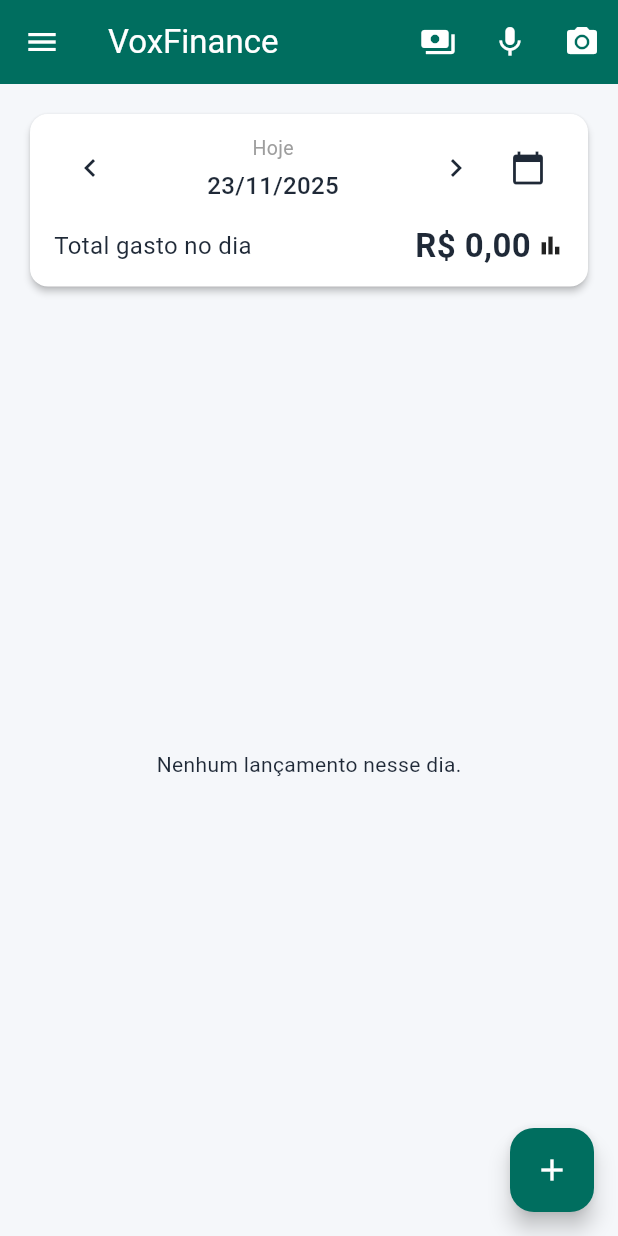
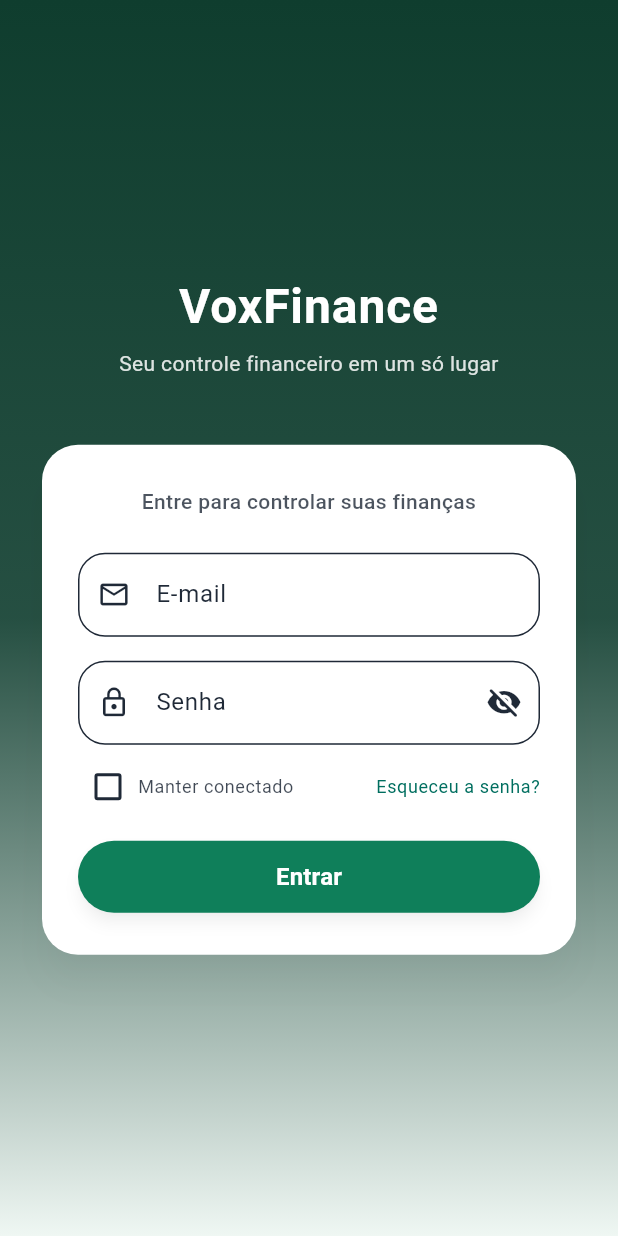
Before and after one commit to geanlima/vox-finance, a Flutter app: the screen it shows after launch, on a phone screen of 412 x 824 dp. Run offline on Flutter 3.47's test engine with Material 3 defaults, Android fonts, the phone set to English and light mode, and no system bars; our stand-ins replace fl_chart, flutter_local_notifications, image_picker, shared_preferences, speech_to_text, sqflite; missing offline and left inert: google_mlkit_text_recognition; accounts and stored records are empty.

Commit message:
Commit tela de login

```diff
--- a/lib/main.dart
+++ b/lib/main.dart
@@ -2,8 +2,8 @@
 import 'package:intl/date_symbol_data_local.dart';
 
 import 'package:vox_finance/ui/core/theme/app_theme.dart';
+import 'package:vox_finance/ui/pages/auth/login_page.dart'; // 👈 IMPORTANTE
 import 'package:vox_finance/ui/pages/cartao/cartao_credito_page.dart';
-
 import 'package:vox_finance/ui/pages/home/home_page.dart';
 import 'package:vox_finance/ui/pages/contas_pagar/contas_pagar_page.dart';
 import 'package:vox_finance/ui/pages/grafico/graficos_page.dart';
@@ -34,19 +34,15 @@
         scrollbars: false,
       ),
 
-      initialRoute: '/',
+      // 👉 PRIMEIRA TELA DO APP
+      initialRoute: '/login',
+
       routes: {
+        '/login': (_) => const LoginPage(),          // 👈 LOGIN PRIMEIRO
         '/': (_) => const HomePage(),
-
-        // 💰 Lançamentos / Contas
         '/contas-pagar': (_) => const ContasPagarPage(),
-        // '/lancamentos-futuros': (_) => const LancamentosFuturosPage(),
-
-        // 📊 Gráficos
-        // '/grafico-mensal': (_) => const GraficoMensalPage(),
-        // '/config-grafico': (_) => const ConfigGraficoPage(),
         '/cartoes-credito': (_) => const CartaoCreditoPage(),
-        '/graficos': (_) => const GraficosPage(), // tela com gráfico pizza
+        '/graficos': (_) => const GraficosPage(),
       },
     );
   }
--- /dev/null
+++ b/lib/ui/pages/auth/login_page.dart
@@ -0,0 +1,378 @@
+// ignore_for_file: use_build_context_synchronously
+
+import 'package:flutter/material.dart';
+import 'package:shared_preferences/shared_preferences.dart';
+
+import 'package:vox_finance/ui/pages/home/home_page.dart';
+
+class LoginPage extends StatefulWidget {
+  const LoginPage({super.key});
+
+  @override
+  State<LoginPage> createState() => _LoginPageState();
+}
+
+class _LoginPageState extends State<LoginPage> {
+  final _formKey = GlobalKey<FormState>();
+  final _emailController = TextEditingController();
+  final _senhaController = TextEditingController();
+
+  bool _obscurePassword = true;
+  bool _isLoading = false;
+  bool _rememberMe = false;
+
+  // ============================================================
+  //  A U X I L I A R E S
+  // ============================================================
+
+  void _showMessage(String message) {
+    ScaffoldMessenger.of(context).showSnackBar(
+      SnackBar(
+        content: Text(message),
+        behavior: SnackBarBehavior.floating,
+      ),
+    );
+  }
+
+  Future<void> _loadSavedCredentials() async {
+    final prefs = await SharedPreferences.getInstance();
+    final savedEmail = prefs.getString('email') ?? '';
+    final savedPassword = prefs.getString('password') ?? '';
+    final savedRemember = prefs.getBool('rememberMe') ?? false;
+
+    if (!mounted) return;
+    setState(() {
+      _emailController.text = savedEmail;
+      _senhaController.text = savedPassword;
+      _rememberMe = savedRemember;
+    });
+  }
+
+  Future<void> _saveOrClearCredentials() async {
+    final prefs = await SharedPreferences.getInstance();
+    if (_rememberMe) {
+      await prefs.setString('email', _emailController.text.trim());
+      await prefs.setString('password', _senhaController.text.trim());
+      await prefs.setBool('rememberMe', true);
+    } else {
+      await prefs.remove('email');
+      await prefs.remove('password');
+      await prefs.setBool('rememberMe', false);
+    }
+  }
+
+  Future<void> _setLoggedIn(bool value) async {
+    final prefs = await SharedPreferences.getInstance();
+    await prefs.setBool('isLoggedIn', value);
+  }
+
+  Future<void> _loginEmailSenha() async {
+    if (!_formKey.currentState!.validate()) return;
+
+    setState(() => _isLoading = true);
+
+    try {
+      // aqui no futuro podemos validar no SQLite ou Firebase
+      await _saveOrClearCredentials();
+      await _setLoggedIn(true);
+
+      _showMessage('Login efetuado com sucesso.');
+
+      Navigator.of(context).pushReplacement(
+        MaterialPageRoute(builder: (_) => const HomePage()),
+      );
+    } catch (e) {
+      _showMessage('Erro inesperado ao fazer login.');
+    } finally {
+      if (mounted) setState(() => _isLoading = false);
+    }
+  }
+
+  void _toggleRememberMe(bool? value) {
+    setState(() {
+      _rememberMe = value ?? false;
+    });
+  }
+
+  @override
+  void initState() {
+    super.initState();
+    _loadSavedCredentials();
+  }
+
+  @override
+  void dispose() {
+    _emailController.dispose();
+    _senhaController.dispose();
+    super.dispose();
+  }
+
+  // ============================================================
+  //  U I
+  // ============================================================
+
+  @override
+  Widget build(BuildContext context) {
+    final theme = Theme.of(context);
+    final colorScheme = theme.colorScheme;
+
+    return Scaffold(
+      body: Container(
+        decoration: BoxDecoration(
+          gradient: LinearGradient(
+            colors: [
+              const Color(0xFF0F3D2E),
+              const Color(0xFF0F3D2E).withOpacity(0.9),
+              const Color(0xFFEFF7F3),
+            ],
+            begin: Alignment.topCenter,
+            end: Alignment.bottomCenter,
+          ),
+        ),
+        child: SafeArea(
+          child: Center(
+            child: SingleChildScrollView(
+              padding: const EdgeInsets.symmetric(horizontal: 24, vertical: 16),
+              child: ConstrainedBox(
+                constraints: const BoxConstraints(maxWidth: 420),
+                child: Column(
+                  mainAxisSize: MainAxisSize.min,
+                  children: [
+                    // TOPO
+                    Column(
+                      mainAxisSize: MainAxisSize.min,
+                      children: [
+                        Text(
+                          'VoxFinance',
+                          textAlign: TextAlign.center,
+                          style: theme.textTheme.headlineMedium?.copyWith(
+                            color: Colors.white,
+                            fontWeight: FontWeight.bold,
+                            letterSpacing: 0.6,
+                            fontSize: 32,
+                          ),
+                        ),
+                        const SizedBox(height: 8),
+                        Text(
+                          'Seu controle financeiro em um só lugar',
+                          textAlign: TextAlign.center,
+                          style: theme.textTheme.bodyMedium?.copyWith(
+                            color: Colors.white.withOpacity(0.85),
+                          ),
+                        ),
+                      ],
+                    ),
+
+                    const SizedBox(height: 40),
+
+                    // CARD
+                    TweenAnimationBuilder<double>(
+                      tween: Tween(begin: 40, end: 0),
+                      duration: const Duration(milliseconds: 400),
+                      curve: Curves.easeOutCubic,
+                      builder: (context, value, child) {
+                        return Transform.translate(
+                          offset: Offset(0, value),
+                          child: Opacity(
+                            opacity: (40 - value) / 40,
+                            child: child,
+                          ),
+                        );
+                      },
+                      child: Card(
+                        elevation: 10,
+                        shadowColor: Colors.black.withOpacity(0.15),
+                        shape: RoundedRectangleBorder(
+                          borderRadius: BorderRadius.circular(24),
+                        ),
+                        child: Padding(
+                          padding: const EdgeInsets.symmetric(
+                            horizontal: 24,
+                            vertical: 28,
+                          ),
+                          child: Form(
+                            key: _formKey,
+                            child: Column(
+                              mainAxisSize: MainAxisSize.min,
+                              crossAxisAlignment: CrossAxisAlignment.stretch,
+                              children: [
+                                Text(
+                                  'Entre para controlar suas finanças',
+                                  textAlign: TextAlign.center,
+                                  style: theme.textTheme.bodyMedium?.copyWith(
+                                    fontWeight: FontWeight.w500,
+                                    color: theme.textTheme.bodyMedium?.color
+                                        ?.withOpacity(0.8),
+                                  ),
+                                ),
+                                const SizedBox(height: 24),
+
+                                // E-mail
+                                TextFormField(
+                                  controller: _emailController,
+                                  keyboardType: TextInputType.emailAddress,
+                                  decoration: InputDecoration(
+                                    labelText: 'E-mail',
+                                    prefixIcon: const Icon(
+                                      Icons.email_outlined,
+                                      size: 22,
+                                    ),
+                                    border: OutlineInputBorder(
+                                      borderRadius: BorderRadius.circular(18),
+                                    ),
+                                  ),
+                                  validator: (value) {
+                                    if (value == null || value.trim().isEmpty) {
+                                      return 'Informe o e-mail';
+                                    }
+                                    if (!value.contains('@')) {
+                                      return 'E-mail inválido';
+                                    }
+                                    return null;
+                                  },
+                                ),
+                                const SizedBox(height: 16),
+
+                                // Senha
+                                TextFormField(
+                                  controller: _senhaController,
+                                  obscureText: _obscurePassword,
+                                  decoration: InputDecoration(
+                                    labelText: 'Senha',
+                                    prefixIcon: const Icon(
+                                      Icons.lock_outline,
+                                      size: 22,
+                                    ),
+                                    suffixIcon: IconButton(
+                                      icon: Icon(
+                                        _obscurePassword
+                                            ? Icons.visibility_off_rounded
+                                            : Icons.visibility_rounded,
+                                      ),
+                                      onPressed: () {
+                                        setState(
+                                          () => _obscurePassword =
+                                              !_obscurePassword,
+                                        );
+                                      },
+                                    ),
+                                    border: OutlineInputBorder(
+                                      borderRadius: BorderRadius.circular(18),
+                                    ),
+                                  ),
+                                  validator: (value) {
+                                    if (value == null || value.trim().isEmpty) {
+                                      return 'Informe a senha';
+                                    }
+                                    if (value.trim().length < 4) {
+                                      return 'Mínimo 4 caracteres';
+                                    }
+                                    return null;
+                                  },
+                                ),
+
+                                const SizedBox(height: 8),
+
+                                // Linha: Manter conectado + Esqueceu a senha?
+                                Row(
+                                  children: [
+                                    Expanded(
+                                      child: Row(
+                                        mainAxisSize: MainAxisSize.min,
+                                        children: [
+                                          Checkbox(
+                                            value: _rememberMe,
+                                            onChanged: _toggleRememberMe,
+                                            visualDensity:
+                                                VisualDensity.compact,
+                                          ),
+                                          Flexible(
+                                            child: Text(
+                                              'Manter conectado',
+                                              style: theme
+                                                  .textTheme.bodySmall
+                                                  ?.copyWith(
+                                                color: theme
+                                                    .textTheme
+                                                    .bodyMedium
+                                                    ?.color
+                                                    ?.withOpacity(0.85),
+                                              ),
+                                            ),
+                                          ),
+                                        ],
+                                      ),
+                                    ),
+                                    TextButton(
+                                      onPressed: () {
+                                        _showMessage(
+                                          'Recuperação de senha será implementada depois.',
+                                        );
+                                      },
+                                      style: TextButton.styleFrom(
+                                        padding: EdgeInsets.zero,
+                                        minimumSize: const Size(0, 32),
+                                        tapTargetSize:
+                                            MaterialTapTargetSize.shrinkWrap,
+                                      ),
+                                      child: Text(
+                                        'Esqueceu a senha?',
+                                        style:
+                                            theme.textTheme.bodySmall?.copyWith(
+                                          color: colorScheme.primary,
+                                        ),
+                                      ),
+                                    ),
+                                  ],
+                                ),
+
+                                const SizedBox(height: 16),
+
+                                // Entrar
+                                SizedBox(
+                                  height: 48,
+                                  child: ElevatedButton(
+                                    onPressed:
+                                        _isLoading ? null : _loginEmailSenha,
+                                    style: ElevatedButton.styleFrom(
+                                      shape: const StadiumBorder(),
+                                      backgroundColor:
+                                          const Color(0xFF0F7F5A),
+                                      elevation: 4,
+                                      shadowColor: Colors.black26,
+                                    ),
+                                    child: _isLoading
+                                        ? const SizedBox(
+                                            height: 20,
+                                            width: 20,
+                                            child: CircularProgressIndicator(
+                                              strokeWidth: 2,
+                                              color: Colors.white,
+                                            ),
+                                          )
+                                        : const Text(
+                                            'Entrar',
+                                            style: TextStyle(
+                                              color: Colors.white,
+                                              fontWeight: FontWeight.w600,
+                                              fontSize: 16,
+                                            ),
+                                          ),
+                                  ),
+                                ),
+                              ],
+                            ),
+                          ),
+                        ),
+                      ),
+                    ),
+                  ],
+                ),
+              ),
+            ),
+          ),
+        ),
+      ),
+    );
+  }
+}
```
Also changed, not shown: lib/ui/data/models/usuario.dart (added, +35 -0 lines), lib/ui/data/sevice/db_service.dart (+105 -5 lines), 1 other file.
